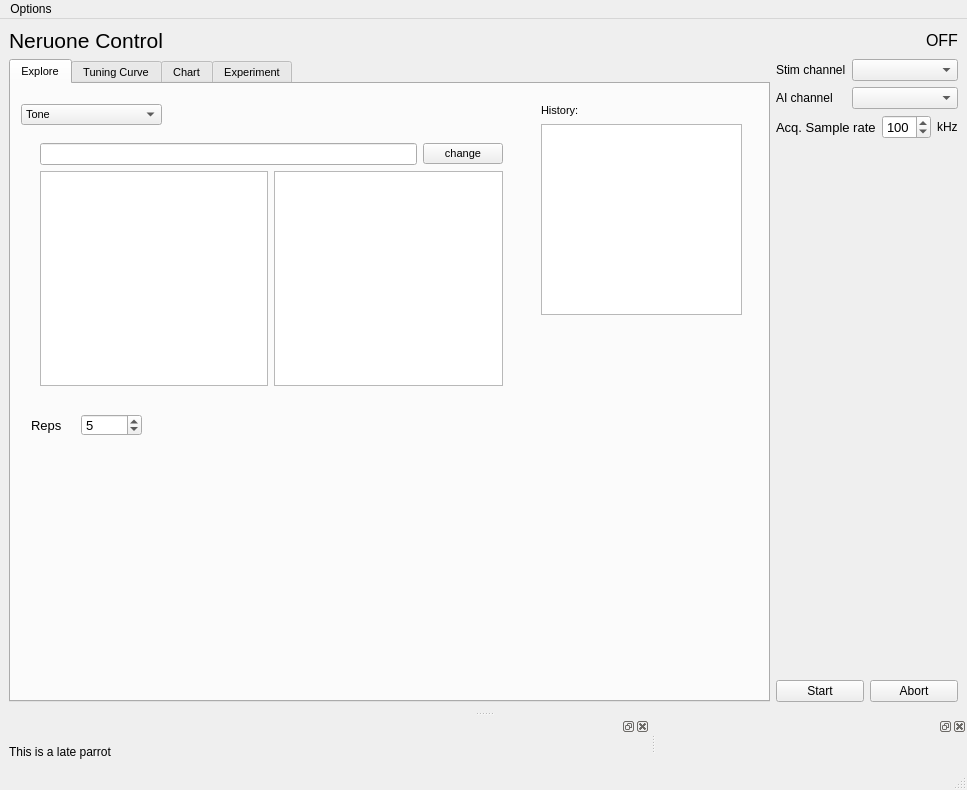
Old version of the form main/main_control.ui in the repository portfors-lab/sparkle.
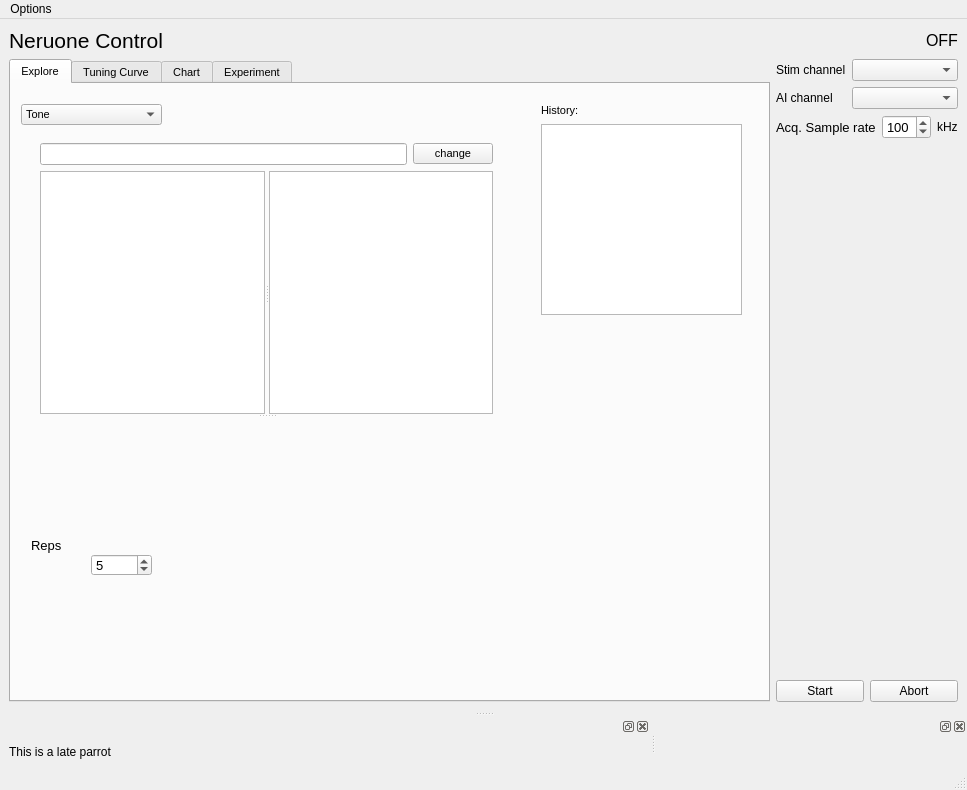
New version of the form. Custom widgets are drawn as their Qt base class.

Commit message: added preview plot for spectrogram, used promoted widget in designer

Patch:
```diff
--- a/main/main_control.ui
+++ b/main/main_control.ui
@@ -128,7 +128,7 @@
           <property name="geometry">
            <rect>
             <x>20</x>
-            <y>330</y>
+            <y>450</y>
             <width>41</width>
             <height>22</height>
            </rect>
@@ -145,8 +145,8 @@
          <widget class="QSpinBox" name="nreps_spnbx_2">
           <property name="geometry">
            <rect>
-            <x>70</x>
-            <y>330</y>
+            <x>80</x>
+            <y>470</y>
             <width>61</width>
             <height>22</height>
            </rect>
@@ -157,7 +157,7 @@
            </font>
           </property>
           <property name="minimum">
-           <number>1</number>
+           <number>0</number>
           </property>
           <property name="maximum">
            <number>100</number>
@@ -171,8 +171,8 @@
            <rect>
             <x>20</x>
             <y>50</y>
-            <width>481</width>
-            <height>261</height>
+            <width>471</width>
+            <height>331</height>
            </rect>
           </property>
           <property name="currentIndex">
@@ -780,14 +780,19 @@
              </layout>
             </item>
             <item>
-             <layout class="QHBoxLayout" name="horizontalLayout_7">
-              <item>
+             <widget class="QSplitter" name="splitter_2">
+              <property name="orientation">
+               <enum>Qt::Vertical</enum>
+              </property>
+              <widget class="QSplitter" name="splitter">
+               <property name="orientation">
+                <enum>Qt::Horizontal</enum>
+               </property>
                <widget class="QTreeView" name="filetree_view"/>
-              </item>
-              <item>
                <widget class="QListView" name="filelist_view"/>
-              </item>
-             </layout>
+              </widget>
+              <widget class="ImageWidget" name="spec_preview" native="true"/>
+             </widget>
             </item>
            </layout>
           </widget>
@@ -1493,6 +1498,14 @@
    </property>
   </action>
  </widget>
+ <customwidgets>
+  <customwidget>
+   <class>ImageWidget</class>
+   <extends>QWidget</extends>
+   <header>audiolab.plotting.chacoplots</header>
+   <container>1</container>
+  </customwidget>
+ </customwidgets>
  <resources/>
  <connections>
   <connection>
```
Left out of the diff: 17 changed lines with no effect on the pictures. The commit also changes 4 other files.
